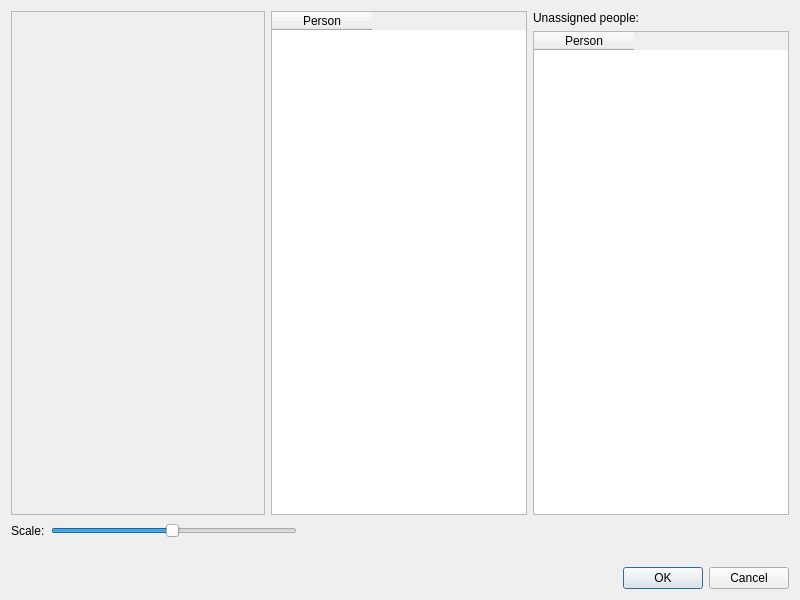
First picture: the form in src/gui/desktop/ui/faces_dialog.ui, repository Kicer86/photobroom, before the edit.
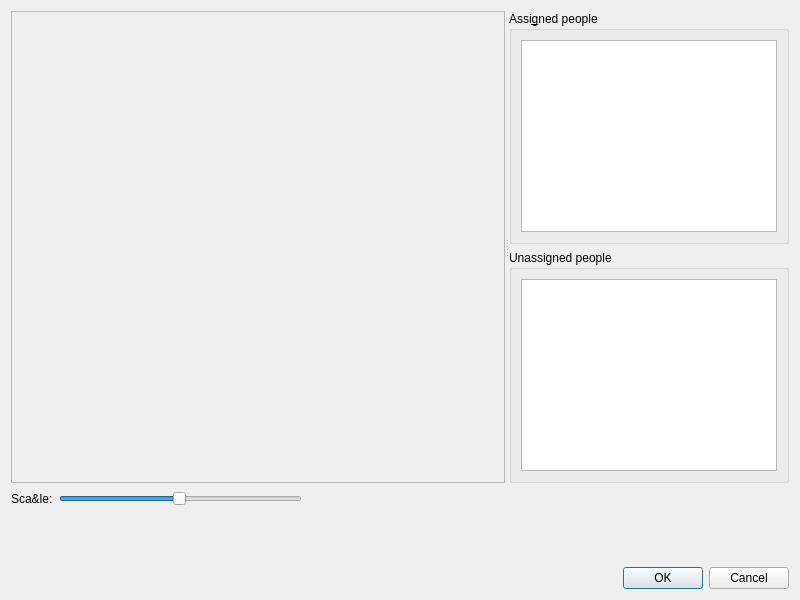
Second picture: the form after the edit.

What changed in the file:
```diff
--- a/src/gui/desktop/ui/faces_dialog.ui
+++ b/src/gui/desktop/ui/faces_dialog.ui
@@ -15,19 +15,30 @@
   </property>
   <layout class="QVBoxLayout" name="verticalLayout">
    <item>
-    <layout class="QHBoxLayout" name="horizontalLayout" stretch="1,0,0">
-     <item>
+    <widget class="QSplitter" name="splitter">
+     <property name="orientation">
+      <enum>Qt::Horizontal</enum>
+     </property>
       <widget class="QScrollArea" name="scrollArea">
+      <property name="sizePolicy">
+       <sizepolicy hsizetype="Expanding" vsizetype="Expanding">
+        <horstretch>1</horstretch>
+        <verstretch>0</verstretch>
+       </sizepolicy>
+      </property>
        <property name="widgetResizable">
         <bool>true</bool>
        </property>
+      <property name="alignment">
+       <set>Qt::AlignCenter</set>
+      </property>
        <widget class="QWidget" name="scrollAreaWidgetContents">
         <property name="geometry">
          <rect>
           <x>0</x>
           <y>0</y>
-          <width>256</width>
-          <height>479</height>
+         <width>499</width>
+         <height>481</height>
          </rect>
         </property>
         <layout class="QVBoxLayout" name="verticalLayout_2">
@@ -41,12 +52,22 @@
         </layout>
        </widget>
       </widget>
-     </item>
+     <widget class="QWidget" name="widget" native="true">
+      <layout class="QVBoxLayout" name="verticalLayout_4">
+       <item>
+        <widget class="QGroupBox" name="assignedGroup">
+         <property name="title">
+          <string>Assi&amp;gned people</string>
+         </property>
+         <layout class="QVBoxLayout" name="verticalLayout_3">
      <item>
       <widget class="QTableWidget" name="peopleList">
        <property name="columnCount">
         <number>1</number>
        </property>
+            <attribute name="horizontalHeaderVisible">
+             <bool>false</bool>
+            </attribute>
        <column>
         <property name="text">
          <string>Person</string>
@@ -57,20 +78,26 @@
        </column>
       </widget>
      </item>
-     <item>
-      <layout class="QVBoxLayout" name="verticalLayout_3">
-       <item>
-        <widget class="QLabel" name="unassignedLabel">
-         <property name="text">
-          <string>Unassigned people:</string>
-         </property>
+         </layout>
         </widget>
        </item>
+       <item>
+        <widget class="QGroupBox" name="unassignedGroup">
+         <property name="title">
+          <string>Unassigned people</string>
+         </property>
+         <layout class="QVBoxLayout" name="verticalLayout_5">
        <item>
         <widget class="QTableWidget" name="unassignedList">
          <property name="columnCount">
           <number>1</number>
          </property>
+            <attribute name="horizontalHeaderVisible">
+             <bool>false</bool>
+            </attribute>
+            <attribute name="verticalHeaderVisible">
+             <bool>false</bool>
+            </attribute>
          <column>
           <property name="text">
            <string>Person</string>
@@ -79,15 +106,18 @@
         </widget>
        </item>
       </layout>
-     </item>
-    </layout>
+        </widget>
+       </item>
+      </layout>
+     </widget>
+    </widget>
    </item>
    <item>
     <layout class="QHBoxLayout" name="horizontalLayout_2" stretch="0,1,2">
      <item>
       <widget class="QLabel" name="label">
        <property name="text">
-        <string>Scale:</string>
+        <string>Sca&amp;le:</string>
        </property>
       </widget>
      </item>
```
Lines whose indentation alone changed are shown as unchanged.
